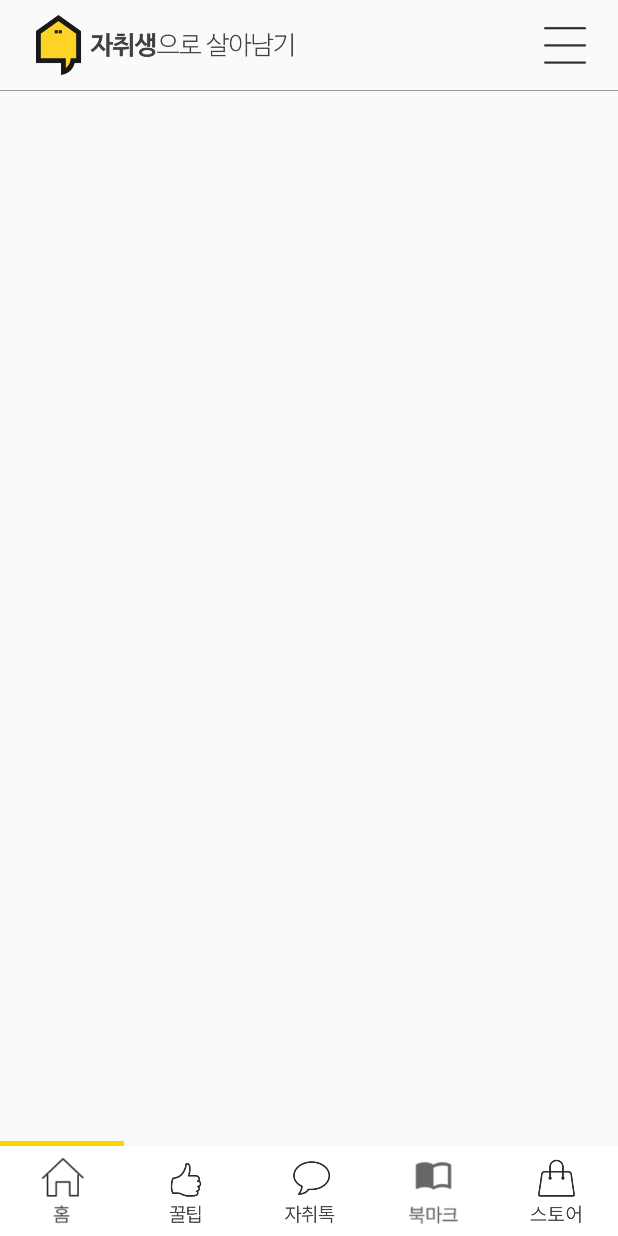
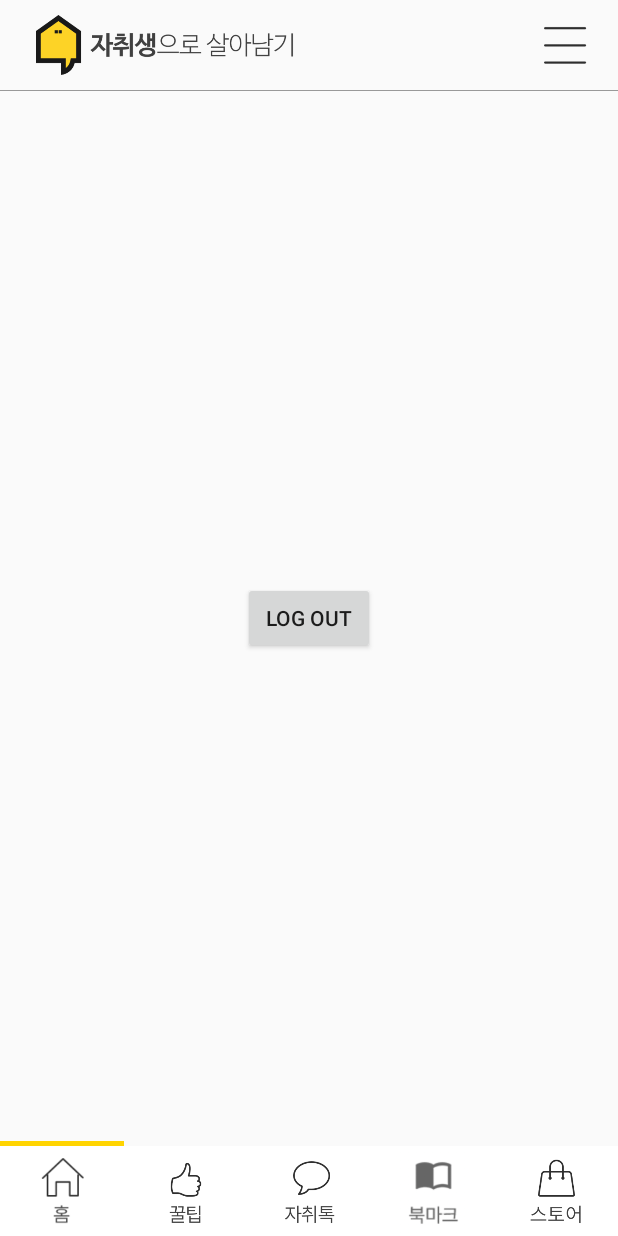
Before and after one commit to luxetverit/MySoloLife, an Android app: the screen it shows after launch once a user with an empty profile is signed in (MainActivity), on a phone screen of 412 x 824 dp. Run offline under Robolectric (Android 15) with nearby library versions, the phone set to English and light mode, and no system bars; our stand-ins replace Firebase (no records; nobody signed in at launch, a user with empty details on screens opened directly), data binding.

```diff
--- a/app/src/main/java/com/example/mysololife/MainActivity.kt
+++ b/app/src/main/java/com/example/mysololife/MainActivity.kt
@@ -22,13 +22,13 @@ class MainActivity : AppCompatActivity() {
 
         setContentView(R.layout.activity_main)
 
-        /*findViewById<Button>(R.id.logoutBtn).setOnClickListener {
+        findViewById<Button>(R.id.logoutBtn).setOnClickListener {
 
             auth.signOut()
 
             val intent = Intent(this, IntroActivity::class.java)
             intent.flags = Intent.FLAG_ACTIVITY_NEW_TASK or Intent.FLAG_ACTIVITY_CLEAR_TOP
             startActivity(intent)
-        }*/
+        }
     }
 }
--- a/app/src/main/res/layout/activity_main.xml
+++ b/app/src/main/res/layout/activity_main.xml
@@ -50,7 +50,7 @@
         app:navGraph="@navigation/main_nav"
         android:layout_marginTop="60dp"/>
 
-    <!--<Button
+    <Button
         android:id="@+id/logoutBtn"
         android:layout_width="wrap_content"
         android:layout_height="wrap_content"
@@ -58,7 +58,7 @@
         app:layout_constraintBottom_toBottomOf="parent"
         app:layout_constraintLeft_toLeftOf="parent"
         app:layout_constraintRight_toRightOf="parent"
-        app:layout_constraintTop_toTopOf="parent" />-->
+        app:layout_constraintTop_toTopOf="parent" />
 
 
 </androidx.constraintlayout.widget.ConstraintLayout>
--- a/build.gradle
+++ b/build.gradle
@@ -6,7 +6,7 @@ buildscript {
         mavenCentral()
     }
     dependencies {
-        classpath "com.android.tools.build:gradle:4.2.0"
+        classpath 'com.android.tools.build:gradle:4.2.2'
         classpath "org.jetbrains.kotlin:kotlin-gradle-plugin:$kotlin_version"
         classpath 'com.google.gms:google-services:4.3.10'
 
```
Also changed, not shown: app/build.gradle (+6 -3 lines), app/src/main/java/com/example/mysololife/contentsList/ContentsListActivity.kt (+22 -2 lines).
